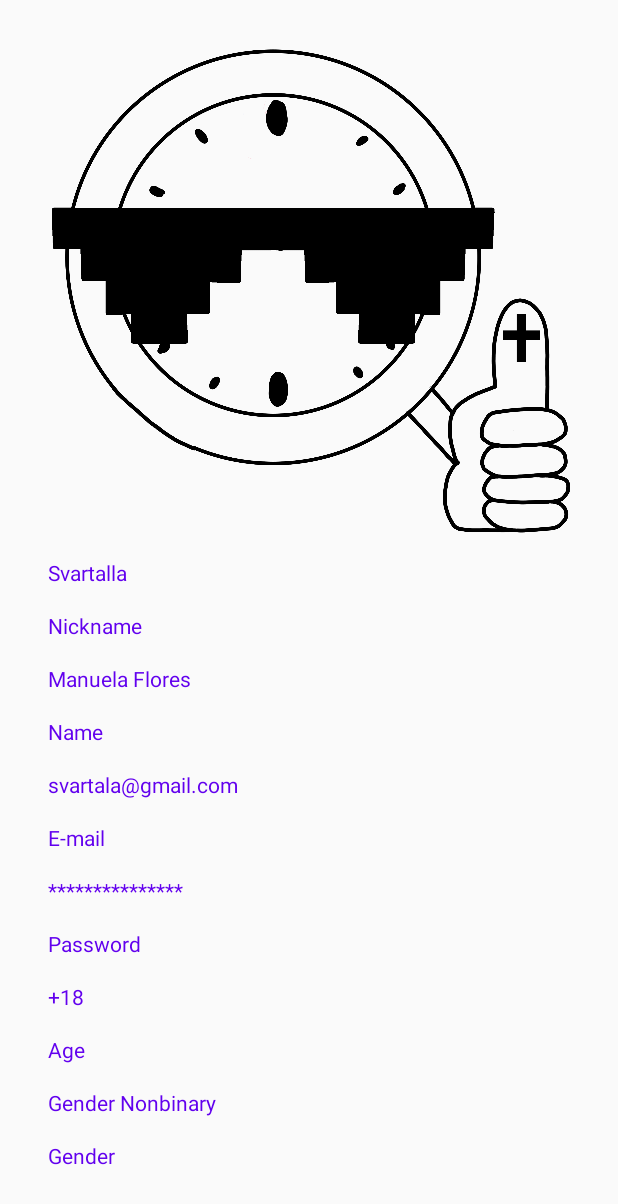
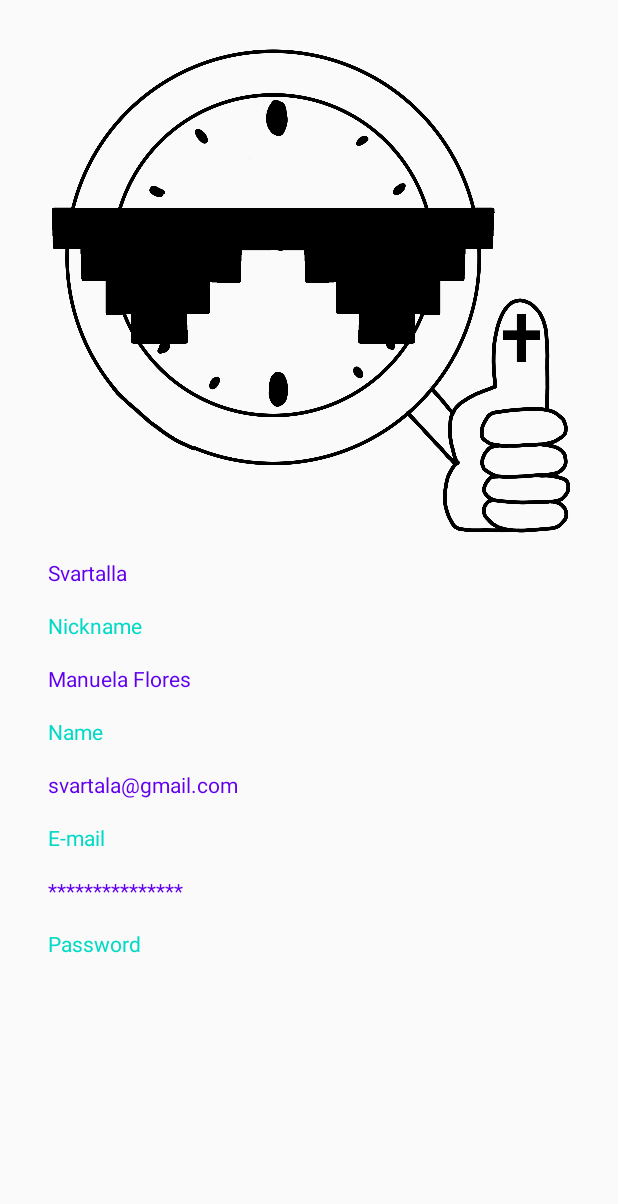
Before and after one commit to manufloresuwu/TimeManager, an Android app: the layout activity_profile.xml on its own in the app's theme, with its tools: preview values and no code run, on a phone screen of 412 x 824 dp. Shown: the top 1204 px of the screen. Run offline under Robolectric (Android 15) with nearby library versions, the phone set to English and light mode, and no system bars.

Commit message:
ya listo el profile

```diff
--- a/app/src/main/res/layout/activity_calendar.xml
+++ b/app/src/main/res/layout/activity_calendar.xml
@@ -9,7 +9,7 @@ android:orientation="vertical"
 android:background="@color/cardview_dark_background"
 tools:context=".CalendarActivity">
 
-    <!--
+
     <TextView
         android:layout_marginTop="60dp"
         android:layout_marginStart="100dp"
@@ -25,7 +25,7 @@ tools:context=".CalendarActivity">
         android:layout_height="wrap_content"
         android:text="HOOLA"
         android:textSize="25dp"></TextView>
-        -->
+
 
 <ImageButton
     android:layout_width="60dp"
--- a/app/src/main/res/layout/activity_profile.xml
+++ b/app/src/main/res/layout/activity_profile.xml
@@ -39,7 +39,7 @@
             android:layout_height="wrap_content"
             android:layout_marginTop="16dp"
             android:text="@string/profile_nickname"
-            android:textColor="@color/colorPrimary" />
+            android:textColor="@color/colorAccent" />
 
         <TextView
             android:id="@+id/nameTextView"
@@ -55,7 +55,7 @@
             android:layout_height="wrap_content"
             android:layout_marginTop="16dp"
             android:text="@string/profile_name"
-            android:textColor="@color/colorPrimary" />
+            android:textColor="@color/colorAccent" />
 
         <TextView
             android:id="@+id/emailTextView"
@@ -71,7 +71,7 @@
             android:layout_height="wrap_content"
             android:layout_marginTop="16dp"
             android:text="@string/profile_email"
-            android:textColor="@color/colorPrimary" />
+            android:textColor="@color/colorAccent" />
 
         <TextView
             android:id="@+id/passwordTextView"
@@ -87,39 +87,7 @@
             android:layout_height="wrap_content"
             android:layout_marginTop="16dp"
             android:text="@string/profile_password"
-            android:textColor="@color/colorPrimary" />
-
-        <TextView
-            android:id="@+id/ageTextView"
-            android:layout_width="match_parent"
-            android:layout_height="wrap_content"
-            android:layout_marginTop="16dp"
-            android:text="+18"
-            android:textColor="@color/colorPrimary" />
-
-        <TextView
-            android:id="@+id/ageText"
-            android:layout_width="match_parent"
-            android:layout_height="wrap_content"
-            android:layout_marginTop="16dp"
-            android:text="@string/profile_age"
-            android:textColor="@color/colorPrimary" />
-
-        <TextView
-            android:id="@+id/genderTextView"
-            android:layout_width="match_parent"
-            android:layout_height="wrap_content"
-            android:layout_marginTop="16dp"
-            android:text="@string/register_gender_nonbinary"
-            android:textColor="@color/colorPrimary" />
-
-        <TextView
-            android:id="@+id/genderText"
-            android:layout_width="match_parent"
-            android:layout_height="wrap_content"
-            android:layout_marginTop="16dp"
-            android:text="@string/profile_gender"
-            android:textColor="@color/colorPrimary" />
+            android:textColor="@color/colorAccent" />
 
     </LinearLayout>
     </ScrollView>
```
Also changed, not shown: app/src/main/java/com/manuela/timemanager/CalendarActivity.java (+4 -5 lines), app/src/main/java/com/manuela/timemanager/ProfileActivity.java (+24 -4 lines), app/src/main/java/com/manuela/timemanager/RegisterActivity.java (+27 -33 lines), app/src/main/java/com/manuela/timemanager/User.java (+1 -18 lines), app/src/main/java/com/manuela/timemanager/UserRepository.java (+7 -0 lines), app/src/main/res/layout/activity_register.xml (+0 -28 lines).
